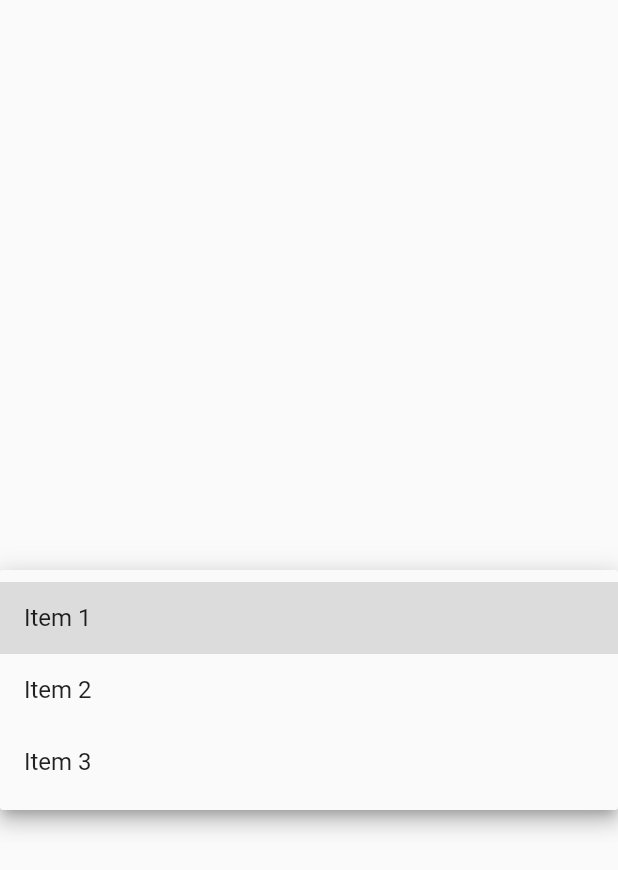
After one commit to tknikhil/drop, a Flutter app: the SearchableDropDown screen opened directly, after a tap on the "arrow drop down" icon, on a phone screen of 412 x 824 dp. The commit adds this screen. Shown: the top 870 px of the screen. Run offline on Flutter 3.47's test engine with Material 2 defaults, Android fonts, the light colour scheme and no system bars; our stand-ins replace flutter_typeahead; missing offline and left inert: mysql1.

Commit message:
drop down with search done

```diff
--- /dev/null
+++ b/assets/json/item.json
@@ -0,0 +1,14 @@
+[
+  {
+    "id": 1,
+    "name": "Item 1"
+  },
+  {
+    "id": 2,
+    "name": "Item 2"
+  },
+  {
+    "id": 3,
+    "name": "Item 3"
+  }
+]
--- /dev/null
+++ b/assets/json/item2.json
@@ -0,0 +1,9 @@
+{
+  "items": [
+    "Item 1",
+    "Item 2",
+    "Item 3",
+    "Item 4",
+    "Item 5"
+  ]
+}
--- /dev/null
+++ b/lib/model/item.dart
@@ -0,0 +1,10 @@
+class Item{
+  late final int id;
+  late final String name;
+
+  Item({required this.id,required this.name});
+
+  factory Item.fromJson(Map<String,dynamic> json){
+    return Item(id:json['id'], name:json['name']);
+  }
+}
--- /dev/null
+++ b/lib/model/item2.dart
@@ -0,0 +1,11 @@
+class Item2{
+  late List<String> items;
+
+  Item2({required this.items});
+
+  factory Item2.fromJson(Map<String, dynamic> json) {
+    return Item2(
+      items: List<String>.from(json['items']),
+    );
+  }
+}
--- /dev/null
+++ b/lib/model/model.dart
@@ -0,0 +1,2 @@
+export 'item.dart';
+export 'item2.dart';
--- /dev/null
+++ b/lib/pages/drop_down/drop_down.dart
@@ -0,0 +1,3 @@
+export 'drop_down_home.dart';
+export 'searchable_dropdown.dart';
+export 'drop_down_caller.dart';
--- /dev/null
+++ b/lib/pages/drop_down/searchable_dropdown.dart
@@ -0,0 +1,50 @@
+import 'package:drop_down_flutter/service/item_service.dart';
+import 'package:flutter/material.dart';
+
+import '../../model/item.dart';
+
+class SearchableDropDown extends StatefulWidget {
+  const SearchableDropDown({Key? key}) : super(key: key);
+
+  @override
+  State<SearchableDropDown> createState() => _SearchableDropDownState();
+}
+
+class _SearchableDropDownState extends State<SearchableDropDown> {
+  var _selectedItem;
+  List<Item> _items=[];
+
+  @override
+  void initState() {
+    super.initState();
+    ItemService().loadItemFromJson().then((value){
+      setState(() {
+        _items=value;
+      });
+    });
+  }
+
+  @override
+  Widget build(BuildContext context) {
+    return  Scaffold(
+      body: Center(
+        child: DropdownButton<Item>(
+          isExpanded: true,
+          value: _selectedItem,
+          items: _items.map((val_item){
+            return DropdownMenuItem<Item>(
+              value: val_item,
+              child: Text(val_item.name),
+            );
+          }).toList(),
+          onChanged: (item){
+            setState(() {
+              _selectedItem=item;
+            });
+          },
+        ),
+      ),
+
+    );
+  }
+}
--- /dev/null
+++ b/lib/service/item_service.dart
@@ -0,0 +1,19 @@
+import 'dart:convert';
+
+import 'package:flutter/services.dart';
+import '../model/model.dart';
+
+class ItemService{
+
+  Future<List<Item>> loadItemFromJson()async{
+  final jsonStr = await rootBundle.loadString('assets/json/item.json');
+  final List<dynamic> jsonItm= jsonDecode(jsonStr);
+  return jsonItm.map((val) => Item.fromJson(val as Map<String,dynamic>)).toList();
+  }
+
+  Future<Item2> loadData() async {
+    String jsonString = await rootBundle.loadString('assets/json/item2.json');
+    final json = jsonDecode(jsonString);
+    return Item2.fromJson(json);
+  }
+}
--- a/pubspec.yaml
+++ b/pubspec.yaml
@@ -32,6 +32,7 @@ dependencies:
   flutter:
     sdk: flutter
   mysql1: ^0.20.0
+  flutter_typeahead: ^4.3.1
 
 
   # The following adds the Cupertino Icons font to your application.
@@ -61,8 +62,9 @@ flutter:
   uses-material-design: true
 
   # To add assets to your application, add an assets section, like this:
-  # assets:
-  #   - images/a_dot_burr.jpeg
+  assets:
+    - assets/json/item.json
+    - assets/json/item2.json
   #   - images/a_dot_ham.jpeg
 
   # An image asset can refer to one or more resolution-specific "variants", see
```
Also changed, not shown: lib/main.dart (+5 -2 lines), lib/pages/drop_down/drop_down_caller.dart (added, +37 -0 lines), lib/pages/drop_down/search_in_dropdown.dart (added, +64 -0 lines), lib/pages/drop_down/drop_down_home.dart (renamed from lib/pages/drop_down_home.dart), pubspec.lock.
